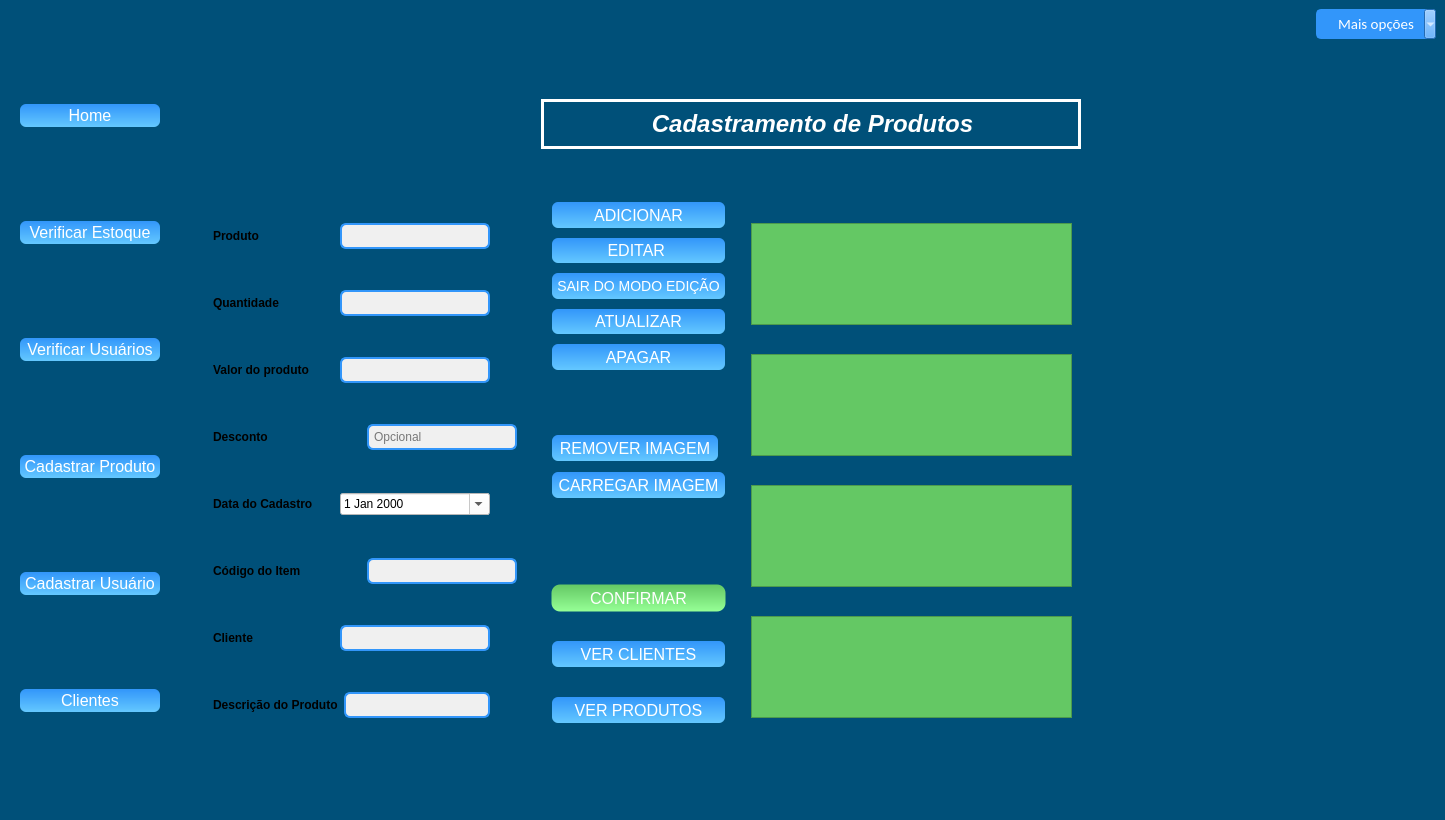
This is novamaine.ui in KevenLucas025/ProjetoERP as Qt 5 draws it before an edit. The edited form follows.
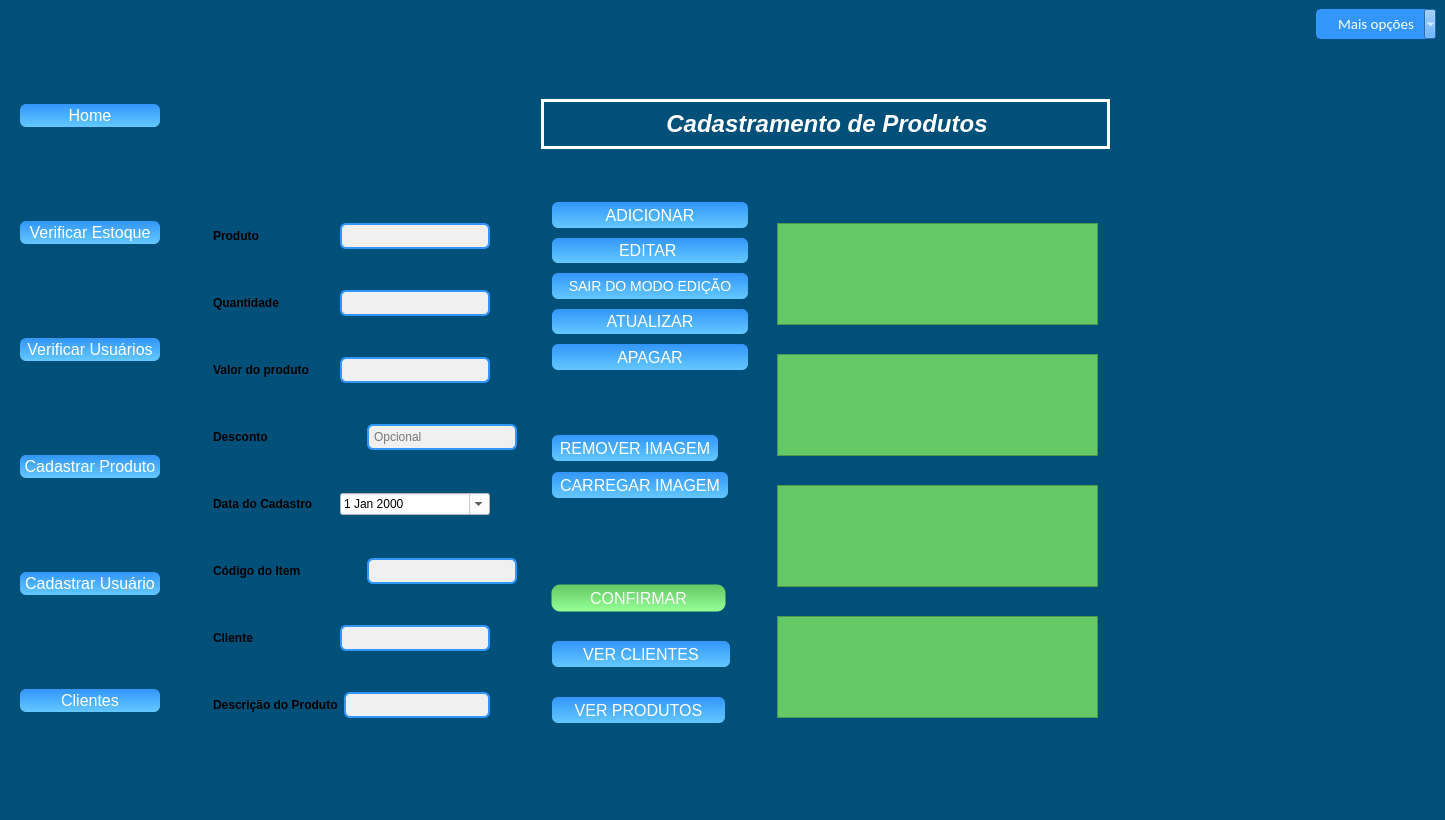
This is the edited form. The open tabs and pages were chosen to show the change. Icons and pictures are not drawn.

```diff
--- a/novamaine.ui
+++ b/novamaine.ui
@@ -2479,13 +2479,13 @@
              </property>
              <property name="minimumSize">
               <size>
-               <width>177</width>
+               <width>0</width>
                <height>0</height>
               </size>
              </property>
              <property name="maximumSize">
               <size>
-               <width>200</width>
+               <width>218</width>
                <height>190</height>
               </size>
              </property>
@@ -2612,7 +2612,13 @@
                 </property>
                 <property name="icon">
                  <iconset>
-                  <normaloff>../../../../.designer/backup/imagens/sair.png</normaloff>../../../../.designer/backup/imagens/sair.png</iconset>
+                  <normaloff>imagens/sair.png</normaloff>imagens/sair.png</iconset>
+                </property>
+                <property name="iconSize">
+                 <size>
+                  <width>16</width>
+                  <height>16</height>
+                 </size>
                 </property>
                </widget>
               </item>
@@ -3430,16 +3436,22 @@
            </item>
            <item row="2" column="3" rowspan="3">
             <widget class="QFrame" name="frame_imagem_produto_3">
+             <property name="sizePolicy">
+              <sizepolicy hsizetype="Expanding" vsizetype="Expanding">
+               <horstretch>0</horstretch>
+               <verstretch>0</verstretch>
+              </sizepolicy>
+             </property>
              <property name="minimumSize">
               <size>
-               <width>331</width>
+               <width>302</width>
                <height>321</height>
               </size>
              </property>
              <property name="maximumSize">
               <size>
-               <width>331</width>
-               <height>321</height>
+               <width>283</width>
+               <height>309</height>
               </size>
              </property>
              <property name="frameShape">
```
Left out of the diff: 42 changed lines with no effect on the pictures.
